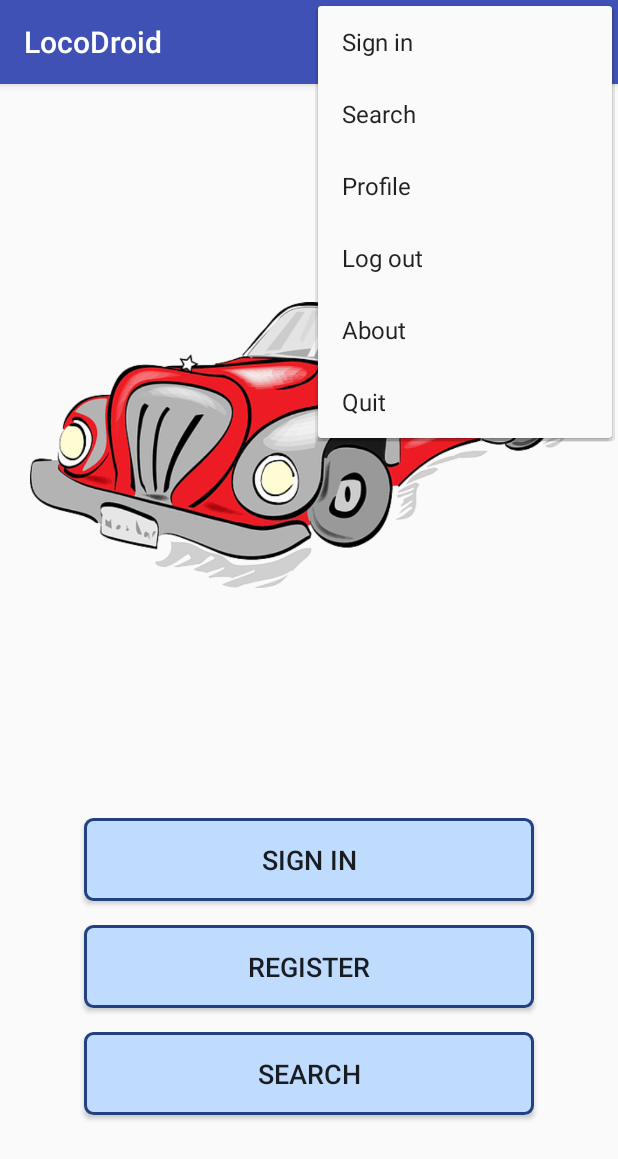
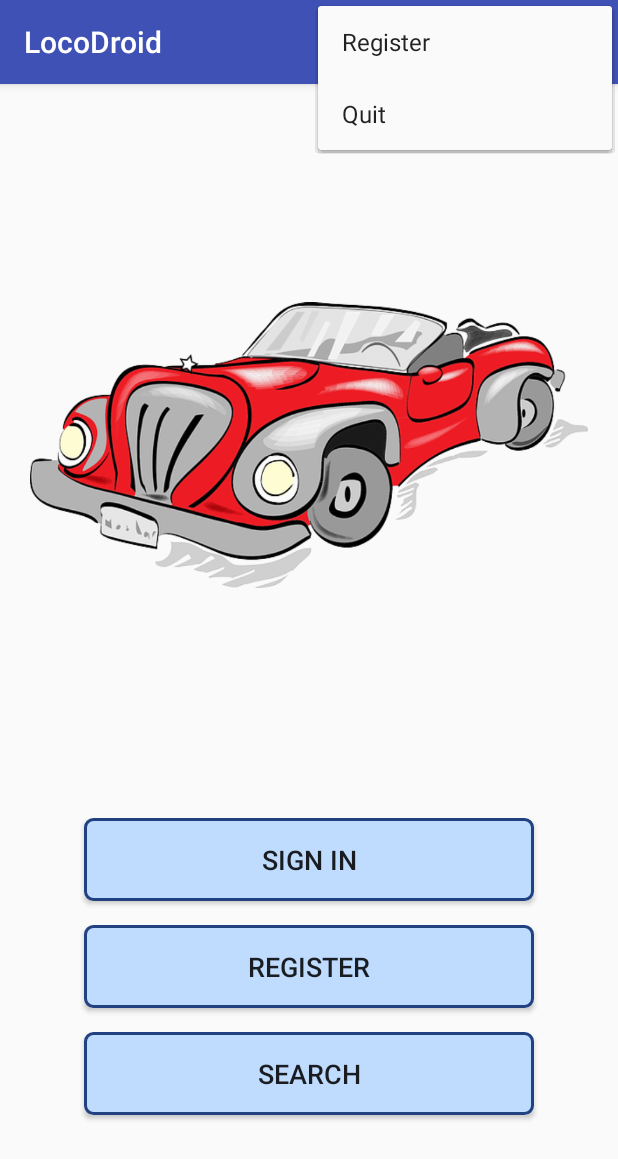
Before and after one commit to nmalesic/LocoDroid, an Android app: the screen it shows after launch (MainActivity), with the options menu open, on a phone screen of 412 x 824 dp. Shown: the top 1159 px of the screen. Run offline under Robolectric (Android 15) with nearby library versions, the phone set to English and light mode, and no system bars.

Commit message:
corrections visibilite items + bonne soiree

```diff
--- a/app/src/main/java/com/bl/locodroid/MainActivity.java
+++ b/app/src/main/java/com/bl/locodroid/MainActivity.java
@@ -33,28 +33,28 @@ public class MainActivity extends MenuActivity {
 
         setContentView(R.layout.activity_main);
         //Log.i("EPITEZ", "Created activity 1");
+        model = model.getInstance();
 
+
+        if (model.getUserConnected()==null){
             Button but_connect = (Button) findViewById(R.id.ButtonConnect);
-
             but_connect.setOnClickListener(new View.OnClickListener() {
                 public void onClick(View view) {
-                //get context() pour récupérer la vue, puis on renseigne la classe vers laquelle on veut switcher
                     Intent myIntent = new Intent(view.getContext(),LoginActivity.class);
                     startActivityForResult(myIntent, 0);
                 }
             });
 
             Button but_register = (Button) findViewById(R.id.ButtonRegister);
-
             but_register.setOnClickListener(new View.OnClickListener() {
                 public void onClick(View view) {
-                //get context() pour récupérer la vue, puis on renseigne la classe vers laquelle on veut switcher
                     Intent myIntent = new Intent(view.getContext(), RegisterActivity.class);
                     startActivityForResult(myIntent, 0);
                 }
             });
+        }
+
        Button but_search = (Button) findViewById(R.id.ButtonMap);
-
        but_search.setOnClickListener(new View.OnClickListener() {
             public void onClick(View view) {
                 //get context() pour récupérer la vue, puis on renseigne la classe vers laquelle on veut switcher
@@ -64,7 +64,6 @@ public class MainActivity extends MenuActivity {
         });
 
 
-        model = model.getInstance();
 
         //test geocoding
         //LocalisationService localisationService = new LocalisationService();
@@ -74,11 +73,29 @@ public class MainActivity extends MenuActivity {
 
     @Override
     public boolean onCreateOptionsMenu(Menu menu) {
+
         getMenuInflater().inflate(R.menu.main_menu, menu);
-        //menu.findItem(R.id.menu_register).setVisible(false);
+
+        if (model.getUserConnected()==null){
+            menu.findItem(R.id.menu_connect).setVisible(false);
+            menu.findItem(R.id.menu_disconnect).setVisible(false);
+            menu.findItem(R.id.menu_profile).setVisible(false);
+         }
+        else {
+            menu.findItem(R.id.menu_register).setVisible(false);
+        }
+        //il doit y avoir moyen de masquer le groupe des trois options suivantes puisqu'elles sont masquées en meme temps
+        //le groupe menu_connect est créé sur la vue du menu
+
+
+        menu.findItem(R.id.menu_search).setVisible(false);
+        menu.findItem(R.id.menu_about).setShowAsAction(MenuItem.SHOW_AS_ACTION_ALWAYS);
+
         return true;
 
     }
 
 
+
+
 }
--- a/app/src/main/java/com/bl/locodroid/MenuActivity.java
+++ b/app/src/main/java/com/bl/locodroid/MenuActivity.java
@@ -33,7 +33,7 @@ public class MenuActivity  extends AppCompatActivity {
                     return true;
                 case R.id.menu_quit:
                     finish();
-                    return false;
+                    return true;
                 case R.id.menu_register:
                     Intent myIntent_register = new Intent(MenuActivity.this, RegisterActivity.class);
                     startActivity(myIntent_register);
--- a/app/src/main/res/menu/main_menu.xml
+++ b/app/src/main/res/menu/main_menu.xml
@@ -9,14 +9,6 @@
         android:icon="@drawable/ic_home"
         app:showAsAction="always"
         android:title="@string/action_home"/>
-
-    <item
-        android:id="@+id/menu_connect"
-        android:orderInCategory="100"
-        android:icon="@drawable/ic_login"
-        app:showAsAction="never"
-        android:visible="true"
-        android:title="@string/action_sign_in"/>
 
     <item
         android:id="@+id/menu_register"
@@ -31,7 +23,14 @@
         android:icon="@mipmap/ic_action_search"
         app:showAsAction="ifRoom"
         android:title="@string/action_search"/>
-
+    <group android:id="@+id/connect_group">
+    <item
+        android:id="@+id/menu_connect"
+        android:orderInCategory="100"
+        android:icon="@drawable/ic_login"
+        app:showAsAction="never"
+        android:visible="true"
+        android:title="@string/action_sign_in"/>
 
     <item
         android:id="@+id/menu_profile"
@@ -46,6 +45,7 @@
         android:icon="@drawable/ic_logout"
         app:showAsAction="never"
         android:title="@string/action_log_out"/>
+    </group>
 
     <item
         android:id="@+id/menu_about"
```
Also changed, not shown: app/src/main/res/layout/activity_profile.xml (+10 -0 lines). Lines whose indentation alone changed are shown as unchanged.
